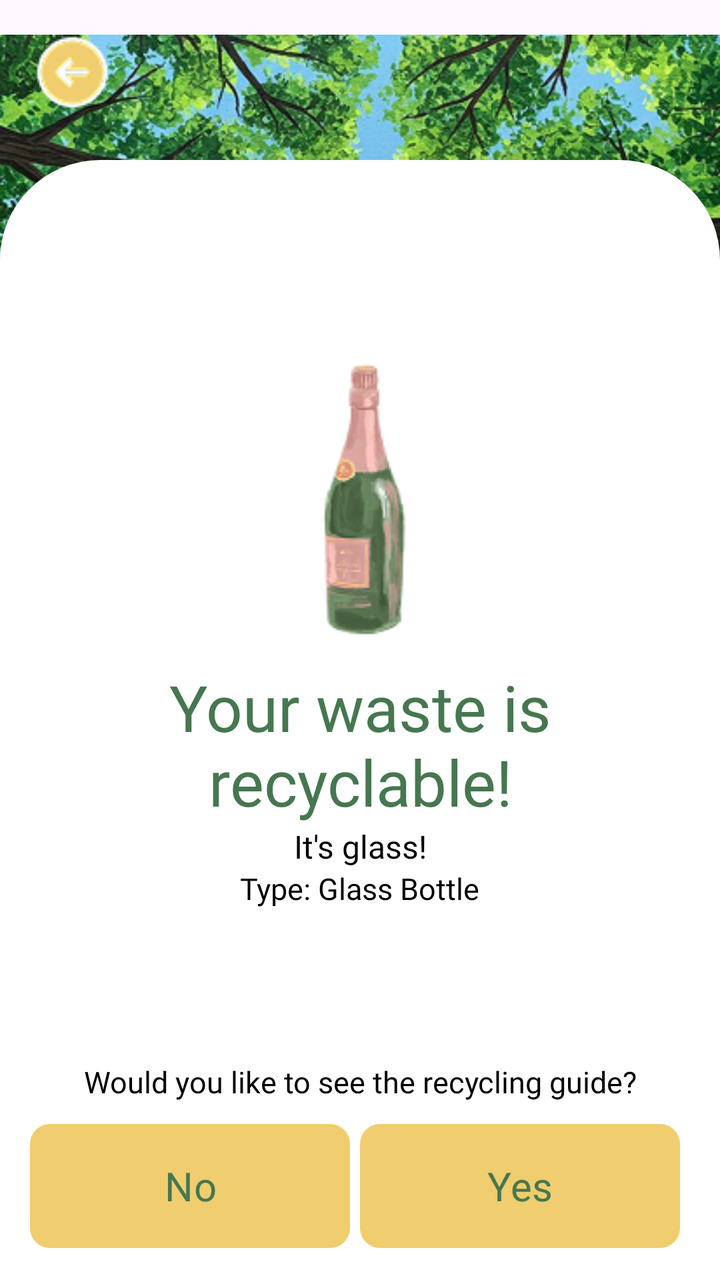
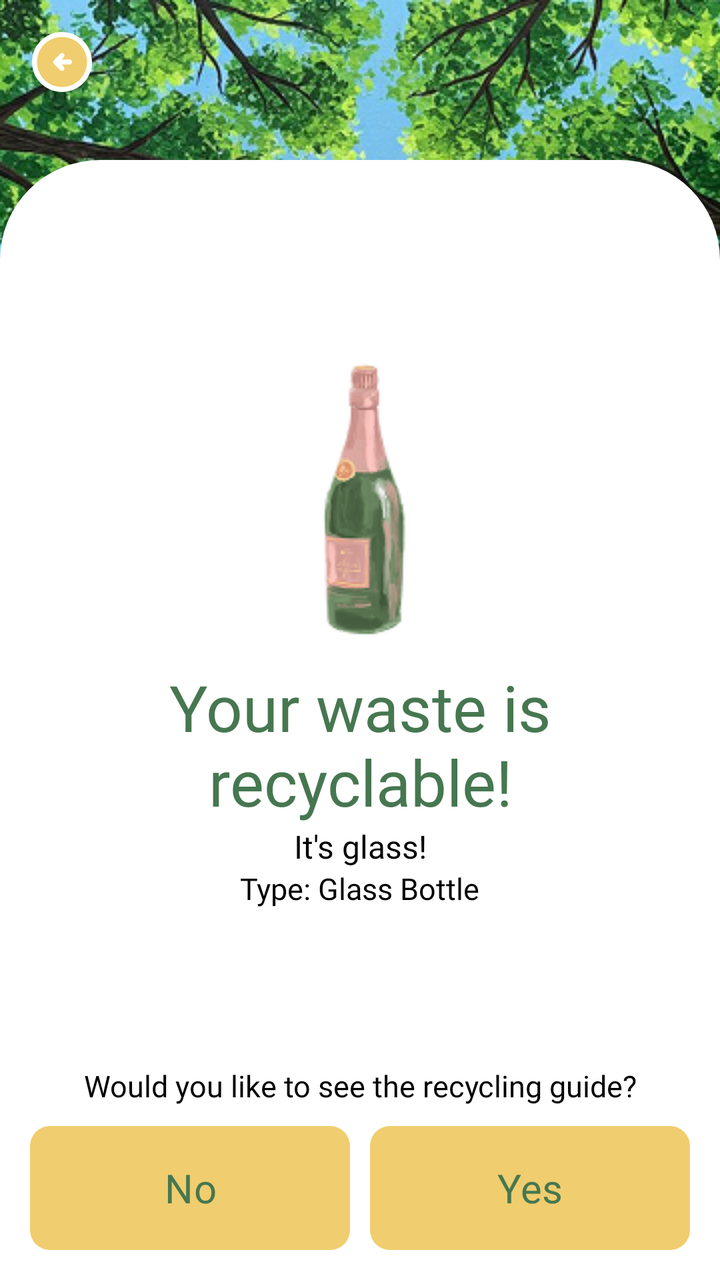

Compare the two renders of this Android layout. The source of the first and the diff that turns it into the second are given below.
<!-- AndroidManifest.xml: application theme Theme.SortItJSON -->
<!-- res/layout/fragment_recyclableresult.xml -->
<?xml version="1.0" encoding="utf-8"?>
<androidx.constraintlayout.widget.ConstraintLayout 
    xmlns:android="http://schemas.android.com/apk/res/android"
    xmlns:app="http://schemas.android.com/apk/res-auto"
    xmlns:tools="http://schemas.android.com/tools"
    android:layout_width="match_parent"
    android:layout_height="match_parent">

    <ImageView
        android:id="@+id/illustration"
        android:layout_width="match_parent"
        android:layout_height="273dp"
        android:src="@drawable/rec_illus"
        app:layout_constraintBottom_toBottomOf="parent"
        app:layout_constraintEnd_toEndOf="parent"
        app:layout_constraintHorizontal_bias="1.0"
        app:layout_constraintStart_toStartOf="parent"
        app:layout_constraintTop_toTopOf="parent"
        app:layout_constraintVertical_bias="0.0" />

    <ImageButton
        android:id="@+id/btnTopLeft"
        android:layout_width="40dp"
        android:layout_height="40dp"
        android:background="@android:color/transparent"
        android:src="@drawable/button_yellow_backward"
        android:contentDescription="Back"
        android:padding="8dp"
        app:layout_constraintTop_toTopOf="parent"
        app:layout_constraintStart_toStartOf="parent"
        android:layout_margin="16dp"/>

    <LinearLayout
        android:id="@+id/whitebg"
        android:layout_width="match_parent"
        android:layout_height="560dp"
        android:background="@drawable/rectangle_bg"
        app:layout_constraintBottom_toBottomOf="parent"
        app:layout_constraintTop_toTopOf="@+id/illustration"
        app:layout_constraintVertical_bias="1.0"
        tools:layout_editor_absoluteX="16dp"
        android:orientation="vertical"
        android:gravity="top|center_horizontal"
        android:paddingTop="50dp"
        android:paddingLeft="10dp"
        android:paddingRight="10dp">

        <LinearLayout
            android:id="@+id/resultLayout"
            android:layout_width="match_parent"
            android:layout_height="wrap_content"
            android:gravity="center_horizontal"
            android:orientation="vertical">

            <ImageView
                android:id="@+id/illust_classification"
                android:layout_width="match_parent"
                android:layout_height="wrap_content"
                android:src="@drawable/glass_illus"
                android:layout_marginTop="40dp"/>

            <TextView
                android:id="@+id/classification"
                android:layout_width="286dp"
                android:layout_height="wrap_content"
                android:layout_marginTop="10dp"
                android:fontFamily="@font/montserrat_extrabold"
                android:gravity="center"
                android:text="@string/recyclable_result"
                android:textColor="#467750"
                android:textSize="32sp" />

            <TextView
                android:id="@+id/category"
                android:layout_width="314dp"
                android:layout_height="wrap_content"
                android:fontFamily="@font/montserrat_semibold"
                android:text="@string/glass_result"
                android:textAlignment="center"
                android:textColor="@color/black"
                android:textSize="16sp" />

            <TextView
                android:id="@+id/typeText"
                android:layout_width="wrap_content"
                android:layout_height="wrap_content"
                android:fontFamily="@font/montserrat_regular"
                android:text="@string/glasstype_glassbotlle"
                android:textSize="15sp"
                android:textColor="@color/black"/>

        </LinearLayout>
    </LinearLayout>

    <LinearLayout
        android:id="@+id/bottomLayout"
        android:layout_width="match_parent"
        android:layout_height="wrap_content"
        android:orientation="vertical"
        android:padding="10dp"
        android:layout_marginTop="20dp"
        android:gravity="center_horizontal"
        app:layout_constraintBottom_toBottomOf="parent"
        app:layout_constraintStart_toStartOf="parent"
        app:layout_constraintEnd_toEndOf="parent">

        <TextView
            android:id="@+id/questionText"
            android:layout_width="wrap_content"
            android:layout_height="wrap_content"
            android:text="Would you like to see the recycling guide?"
            android:textSize="15sp"
            android:fontFamily="@font/montserrat_regular"
            android:padding="5dp"
            android:textColor="@color/black"
            android:gravity="center"/>

        
        <LinearLayout
            android:layout_width="match_parent"
            android:layout_height="wrap_content"
            android:orientation="horizontal"
            android:gravity="center"
            android:padding="1dp">

            <Button
                android:id="@+id/buttonNo"
                android:layout_width="160dp"
                android:layout_height="62dp"
                android:layout_marginTop="5dp"
                android:layout_marginRight="5dp"
                android:layout_marginBottom="5dp"
                android:fontFamily="@font/montserrat_extrabold"
                android:background="@drawable/result_button"
                app:backgroundTint="#F0CD6E"
                android:text="No"
                android:textAllCaps="false"
                android:textColor="#467750"
                android:textSize="20sp" />

            <Button
                android:id="@+id/buttonYes"
                android:layout_width="160dp"
                android:layout_height="62dp"
                android:layout_marginTop="5dp"
                android:layout_marginRight="5dp"
                android:layout_marginBottom="5dp"
                android:fontFamily="@font/montserrat_extrabold"
                android:background="@drawable/result_button"
                app:backgroundTint="#F0CD6E"
                android:text="Yes"
                android:textAllCaps="false"
                android:textColor="#467750"
                android:textSize="20sp"/>

        </LinearLayout>


    </LinearLayout>

</androidx.constraintlayout.widget.ConstraintLayout>
<!-- resources referenced by this layout -->
<resources>
  <color name="black">#FF000000</color>
  <!-- drawable button_yellow_backward: png bitmap (drawable, 1881 bytes) -->
  <!-- drawable glass_illus: png bitmap (drawable, 10266 bytes) -->
  <!-- drawable rec_illus: png bitmap (drawable, 330417 bytes) -->
  <!-- drawable rectangle_bg (drawable) -->
  <?xml version="1.0" encoding="utf-8"?>
  <layer-list xmlns:android="http://schemas.android.com/apk/res/android">
  
      
      <item>
          <shape android:shape="rectangle">
              <solid android:color="#FFFFFF"/>
              <corners
                  android:topLeftRadius="50dp"
                  android:topRightRadius="50dp"
                  android:bottomLeftRadius="0dp"
                  android:bottomRightRadius="0dp"/>
          </shape>
      </item>
  
  </layer-list>
  <!-- drawable result_button (drawable) -->
  <shape xmlns:android="http://schemas.android.com/apk/res/android"
      android:shape="rectangle">
  
      
      <solid android:color="#FFFFFF"/>
  
      
      <corners android:radius="10dp"/>
  
  </shape>
  <string name="glass_result">It\'s glass!</string>
  <string name="glasstype_glassbotlle">Type: Glass Bottle</string>
  <string name="recyclable_result">Your waste is recyclable!</string>
  <style name="Theme.SortItJSON" parent="Base.Theme.SortItJSON" />
  <style name="Base.Theme.SortItJSON" parent="Theme.Material3.DayNight.NoActionBar">
          
          <item name="colorPrimary">@color/darkgreen</item>
      </style>
  <color name="darkgreen">#467750</color>
</resources>

<!-- the commit's change to res/layout/fragment_recyclableresult.xml (unified diff, before → after) -->
@@ -1,34 +1,35 @@
 <?xml version="1.0" encoding="utf-8"?>
-<androidx.constraintlayout.widget.ConstraintLayout 
+<androidx.constraintlayout.widget.ConstraintLayout
     xmlns:android="http://schemas.android.com/apk/res/android"
     xmlns:app="http://schemas.android.com/apk/res-auto"
     xmlns:tools="http://schemas.android.com/tools"
     android:layout_width="match_parent"
-    android:layout_height="match_parent">
+    android:layout_height="match_parent"
+    android:background="#FFFFFF">
 
     <ImageView
         android:id="@+id/illustration"
         android:layout_width="match_parent"
         android:layout_height="273dp"
         android:src="@drawable/rec_illus"
+        android:scaleType="centerCrop"
         app:layout_constraintBottom_toBottomOf="parent"
         app:layout_constraintEnd_toEndOf="parent"
-        app:layout_constraintHorizontal_bias="1.0"
         app:layout_constraintStart_toStartOf="parent"
         app:layout_constraintTop_toTopOf="parent"
         app:layout_constraintVertical_bias="0.0" />
 
     <ImageButton
         android:id="@+id/btnTopLeft"
-        android:layout_width="40dp"
-        android:layout_height="40dp"
+        android:layout_width="wrap_content"
+        android:layout_height="wrap_content"
         android:background="@android:color/transparent"
         android:src="@drawable/button_yellow_backward"
         android:contentDescription="Back"
         android:padding="8dp"
         app:layout_constraintTop_toTopOf="parent"
         app:layout_constraintStart_toStartOf="parent"
-        android:layout_margin="16dp"/>
+        android:layout_margin="8dp"/>
 
     <LinearLayout
         android:id="@+id/whitebg"
@@ -36,7 +37,6 @@
         android:layout_height="560dp"
         android:background="@drawable/rectangle_bg"
         app:layout_constraintBottom_toBottomOf="parent"
-        app:layout_constraintTop_toTopOf="@+id/illustration"
         app:layout_constraintVertical_bias="1.0"
         tools:layout_editor_absoluteX="16dp"
         android:orientation="vertical"
@@ -120,16 +120,14 @@
             android:layout_width="match_parent"
             android:layout_height="wrap_content"
             android:orientation="horizontal"
-            android:gravity="center"
-            android:padding="1dp">
+            android:gravity="center">
 
             <Button
                 android:id="@+id/buttonNo"
-                android:layout_width="160dp"
+                android:layout_width="0dp"
                 android:layout_height="62dp"
-                android:layout_marginTop="5dp"
-                android:layout_marginRight="5dp"
-                android:layout_marginBottom="5dp"
+                android:layout_weight="1"
+                android:layout_margin="5dp"
                 android:fontFamily="@font/montserrat_extrabold"
                 android:background="@drawable/result_button"
                 app:backgroundTint="#F0CD6E"
@@ -140,11 +138,10 @@
 
             <Button
                 android:id="@+id/buttonYes"
-                android:layout_width="160dp"
+                android:layout_width="0dp"
                 android:layout_height="62dp"
-                android:layout_marginTop="5dp"
-                android:layout_marginRight="5dp"
-                android:layout_marginBottom="5dp"
+                android:layout_weight="1"
+                android:layout_margin="5dp"
                 android:fontFamily="@font/montserrat_extrabold"
                 android:background="@drawable/result_button"
                 app:backgroundTint="#F0CD6E"
<!-- resource entries referenced after the edit -->
@@ -1,7 +1,19 @@
 <!-- resources referenced by this layout -->
 <resources>
   <color name="black">#FF000000</color>
-  <!-- drawable button_yellow_backward: png bitmap (drawable, 1881 bytes) -->
+  <!-- drawable button_yellow_backward (drawable) -->
+  <vector xmlns:android="http://schemas.android.com/apk/res/android"
+      android:width="30dp"
+      android:height="30dp"
+      android:viewportWidth="24"
+      android:viewportHeight="24">
+    <path
+        android:pathData="M24,12C24,18.627 18.627,24 12,24C5.373,24 0,18.627 0,12C0,5.373 5.373,0 12,0C18.627,0 24,5.373 24,12Z"
+        android:fillColor="#ffffff"/>
+    <path
+        android:pathData="M11.8,13H15C15.283,13 15.521,12.904 15.712,12.712C15.904,12.521 16,12.283 16,12C16,11.717 15.904,11.479 15.712,11.288C15.521,11.096 15.283,11 15,11H11.8L12.7,10.1C12.883,9.917 12.975,9.683 12.975,9.4C12.975,9.117 12.883,8.883 12.7,8.7C12.517,8.517 12.283,8.425 12,8.425C11.717,8.425 11.483,8.517 11.3,8.7L8.7,11.3C8.5,11.5 8.4,11.733 8.4,12C8.4,12.267 8.5,12.5 8.7,12.7L11.3,15.3C11.483,15.483 11.717,15.575 12,15.575C12.283,15.575 12.517,15.483 12.7,15.3C12.883,15.117 12.975,14.883 12.975,14.6C12.975,14.317 12.883,14.083 12.7,13.9L11.8,13ZM12,22C10.617,22 9.317,21.737 8.1,21.212C6.883,20.688 5.825,19.975 4.925,19.075C4.025,18.175 3.313,17.117 2.787,15.9C2.263,14.683 2,13.383 2,12C2,10.617 2.263,9.317 2.787,8.1C3.313,6.883 4.025,5.825 4.925,4.925C5.825,4.025 6.883,3.313 8.1,2.787C9.317,2.263 10.617,2 12,2C13.383,2 14.683,2.263 15.9,2.787C17.117,3.313 18.175,4.025 19.075,4.925C19.975,5.825 20.688,6.883 21.212,8.1C21.737,9.317 22,10.617 22,12C22,13.383 21.737,14.683 21.212,15.9C20.688,17.117 19.975,18.175 19.075,19.075C18.175,19.975 17.117,20.688 15.9,21.212C14.683,21.737 13.383,22 12,22Z"
+        android:fillColor="#F0CD6E"/>
+  </vector>
   <!-- drawable glass_illus: png bitmap (drawable, 10266 bytes) -->
   <!-- drawable rec_illus: png bitmap (drawable, 330417 bytes) -->
   <!-- drawable rectangle_bg (drawable) -->
@@ -26,7 +38,7 @@
       android:shape="rectangle">
   
       
-      <solid android:color="#FFFFFF"/>
+      <solid android:color="#467750"/>
   
       
       <corners android:radius="10dp"/>
